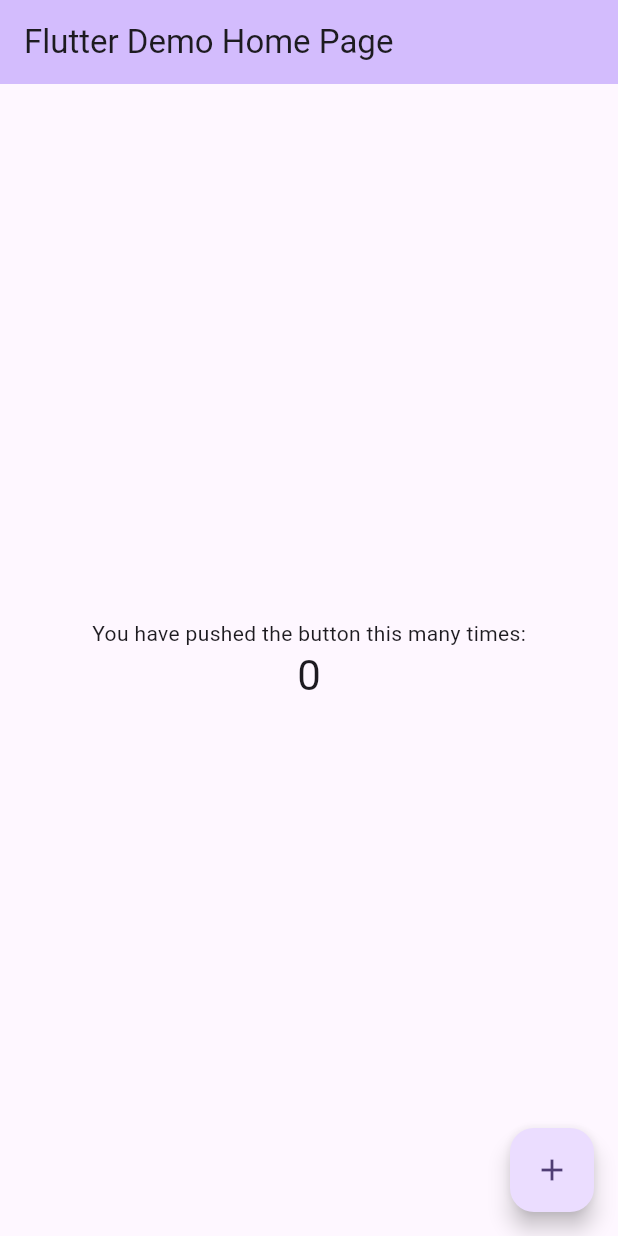
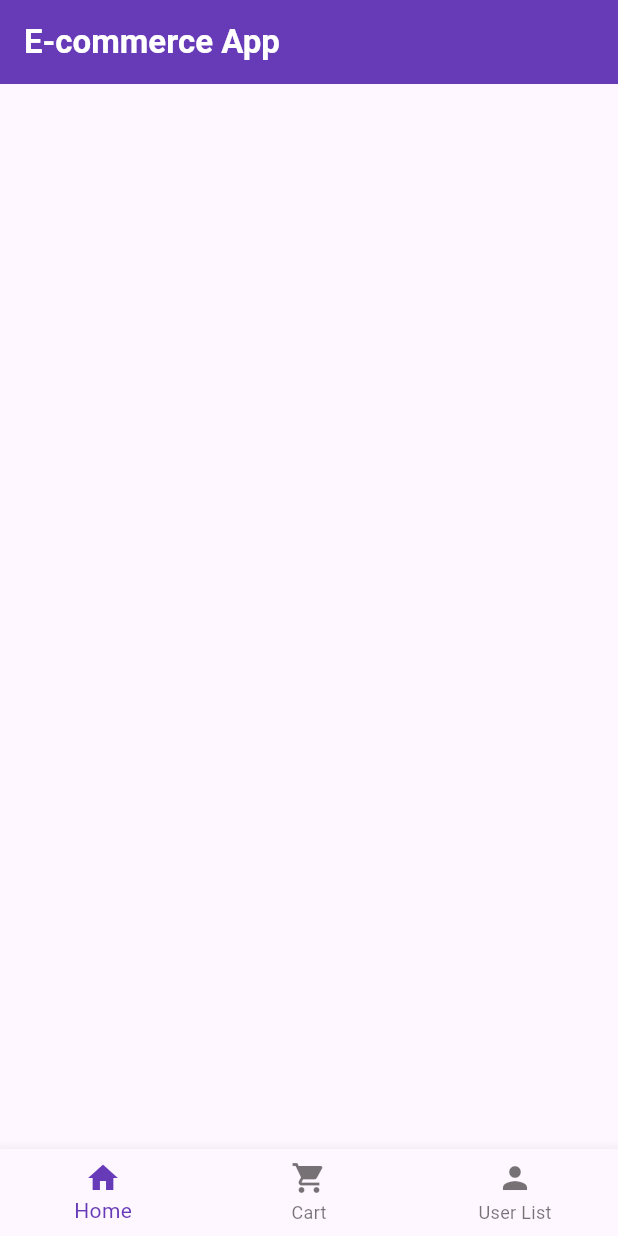
Before and after one commit to HassamAli2174/E-commerce-Store, a Flutter app: the screen it shows after launch, on a phone screen of 412 x 824 dp. Run offline on Flutter 3.47's test engine with Material 3 defaults, Android fonts, the phone set to English and light mode, and no system bars; network calls fail.

Commit message:
"Updated AndroidManifest.xml with new permissions, modified main.dart to use Splash widget, added dependencies to pubspec.yaml and completed the inital Fetch from the fakestore api for the products "

```diff
--- /dev/null
+++ b/lib/Screens/Pages/home_page.dart
@@ -0,0 +1,18 @@
+import 'package:ecommerce_app/Screens/Widgets/custom_app_bar.dart';
+import 'package:flutter/material.dart';
+
+class HomePage extends StatefulWidget {
+  const HomePage({super.key});
+
+  @override
+  State<HomePage> createState() => _HomePageState();
+}
+
+class _HomePageState extends State<HomePage> {
+  @override
+  Widget build(BuildContext context) {
+    return const Scaffold(
+      appBar: CustomAppBar(title: 'E-commerce App',),
+    );
+  }
+}
--- /dev/null
+++ b/lib/Screens/Widgets/custom_app_bar.dart
@@ -0,0 +1,22 @@
+import 'package:flutter/material.dart';
+
+class CustomAppBar extends StatelessWidget implements PreferredSizeWidget {
+  final String title;
+  final double toolBarheight;
+  const CustomAppBar(
+      {super.key, required this.title, this.toolBarheight = 56.0});
+
+  @override
+  Widget build(BuildContext context) {
+    return AppBar(
+      backgroundColor: Colors.deepPurple,
+      title: Text(
+        title,
+        style: TextStyle(color: Colors.white, fontWeight: FontWeight.bold),
+      ),
+    );
+  }
+
+  @override
+  Size get preferredSize => Size.fromHeight(toolBarheight);
+}
--- /dev/null
+++ b/lib/Screens/main_screen.dart
@@ -0,0 +1,48 @@
+import 'package:ecommerce_app/Screens/Pages/home_page.dart';
+import 'package:ecommerce_app/Services/services.dart';
+import 'package:flutter/material.dart';
+
+class MainScreen extends StatefulWidget {
+  const MainScreen({super.key});
+
+  @override
+  State<MainScreen> createState() => _MainScreenState();
+}
+
+class _MainScreenState extends State<MainScreen> {
+  int _selectedTab = 0;
+  List<dynamic> _products = [];
+  @override
+  void initState() {
+    fetchProducts();
+    super.initState();
+  }
+
+  fetchProducts() async {
+    EcommerceService services = EcommerceService();
+    _products = await services.fetchProducts();
+    print(_products.toString());
+  }
+
+  @override
+  Widget build(BuildContext context) {
+    return Scaffold(
+      bottomNavigationBar: BottomNavigationBar(
+        currentIndex: _selectedTab,
+        selectedItemColor: Colors.deepPurple,
+        items: const [
+          BottomNavigationBarItem(icon: Icon(Icons.home), label: 'Home'),
+          BottomNavigationBarItem(
+              icon: Icon(Icons.shopping_cart), label: 'Cart'),
+          BottomNavigationBarItem(icon: Icon(Icons.person), label: 'User List'),
+        ],
+        onTap: (index) {
+          _selectedTab = index;
+        },
+      ),
+      body: PageView(
+        children: [HomePage(), Text('Page2'), Text('Page2')],
+      ),
+    );
+  }
+}
--- /dev/null
+++ b/lib/Services/services.dart
@@ -0,0 +1,20 @@
+import 'dart:convert';
+
+import 'package:http/http.dart' as http;
+
+class EcommerceService {
+  final String BASE_URL = 'https://fakestoreapi.com';
+
+  Future<List<dynamic>> fetchProducts() async {
+    try {
+      final response = await http.get(Uri.parse('${BASE_URL}/products'));
+      if (response.statusCode == 200) {
+        return jsonDecode(response.body) as List<dynamic>;
+      } else {
+        throw Exception('Failed to fetch products');
+      }
+    } catch (e) {
+      throw Exception(e.toString());
+    }
+  }
+}
--- a/lib/main.dart
+++ b/lib/main.dart
@@ -1,3 +1,4 @@
+import 'package:ecommerce_app/splash.dart';
 import 'package:flutter/material.dart';
 
 void main() {
@@ -7,119 +8,16 @@ void main() {
 class MyApp extends StatelessWidget {
   const MyApp({super.key});
 
-  // This widget is the root of your application.
   @override
   Widget build(BuildContext context) {
     return MaterialApp(
+      debugShowCheckedModeBanner: false,
       title: 'Flutter Demo',
       theme: ThemeData(
-        // This is the theme of your application.
-        //
-        // TRY THIS: Try running your application with "flutter run". You'll see
-        // the application has a purple toolbar. Then, without quitting the app,
-        // try changing the seedColor in the colorScheme below to Colors.green
-        // and then invoke "hot reload" (save your changes or press the "hot
-        // reload" button in a Flutter-supported IDE, or press "r" if you used
-        // the command line to start the app).
-        //
-        // Notice that the counter didn't reset back to zero; the application
-        // state is not lost during the reload. To reset the state, use hot
-        // restart instead.
-        //
-        // This works for code too, not just values: Most code changes can be
-        // tested with just a hot reload.
         colorScheme: ColorScheme.fromSeed(seedColor: Colors.deepPurple),
         useMaterial3: true,
       ),
-      home: const MyHomePage(title: 'Flutter Demo Home Page'),
+      home: const Splash(),
     );
   }
 }
-
-class MyHomePage extends StatefulWidget {
-  const MyHomePage({super.key, required this.title});
-
-  // This widget is the home page of your application. It is stateful, meaning
-  // that it has a State object (defined below) that contains fields that affect
-  // how it looks.
-
-  // This class is the configuration for the state. It holds the values (in this
-  // case the title) provided by the parent (in this case the App widget) and
-  // used by the build method of the State. Fields in a Widget subclass are
-  // always marked "final".
-
-  final String title;
-
-  @override
-  State<MyHomePage> createState() => _MyHomePageState();
-}
-
-class _MyHomePageState extends State<MyHomePage> {
-  int _counter = 0;
-
-  void _incrementCounter() {
-    setState(() {
-      // This call to setState tells the Flutter framework that something has
-      // changed in this State, which causes it to rerun the build method below
-      // so that the display can reflect the updated values. If we changed
-      // _counter without calling setState(), then the build method would not be
-      // called again, and so nothing would appear to happen.
-      _counter++;
-    });
-  }
-
-  @override
-  Widget build(BuildContext context) {
-    // This method is rerun every time setState is called, for instance as done
-    // by the _incrementCounter method above.
-    //
-    // The Flutter framework has been optimized to make rerunning build methods
-    // fast, so that you can just rebuild anything that needs updating rather
-    // than having to individually change instances of widgets.
-    return Scaffold(
-      appBar: AppBar(
-        // TRY THIS: Try changing the color here to a specific color (to
-        // Colors.amber, perhaps?) and trigger a hot reload to see the AppBar
-        // change color while the other colors stay the same.
-        backgroundColor: Theme.of(context).colorScheme.inversePrimary,
-        // Here we take the value from the MyHomePage object that was created by
-        // the App.build method, and use it to set our appbar title.
-        title: Text(widget.title),
-      ),
-      body: Center(
-        // Center is a layout widget. It takes a single child and positions it
-        // in the middle of the parent.
-        child: Column(
-          // Column is also a layout widget. It takes a list of children and
-          // arranges them vertically. By default, it sizes itself to fit its
-          // children horizontally, and tries to be as tall as its parent.
-          //
-          // Column has various properties to control how it sizes itself and
-          // how it positions its children. Here we use mainAxisAlignment to
-          // center the children vertically; the main axis here is the vertical
-          // axis because Columns are vertical (the cross axis would be
-          // horizontal).
-          //
-          // TRY THIS: Invoke "debug painting" (choose the "Toggle Debug Paint"
-          // action in the IDE, or press "p" in the console), to see the
-          // wireframe for each widget.
-          mainAxisAlignment: MainAxisAlignment.center,
-          children: <Widget>[
-            const Text(
-              'You have pushed the button this many times:',
-            ),
-            Text(
-              '$_counter',
-              style: Theme.of(context).textTheme.headlineMedium,
-            ),
-          ],
-        ),
-      ),
-      floatingActionButton: FloatingActionButton(
-        onPressed: _incrementCounter,
-        tooltip: 'Increment',
-        child: const Icon(Icons.add),
-      ), // This trailing comma makes auto-formatting nicer for build methods.
-    );
-  }
-}
```
Also changed, not shown: lib/splash.dart (added, +42 -0 lines), pubspec.yaml (+6 -2 lines), assets/splash.png (added), pubspec.lock, 2 other files.
